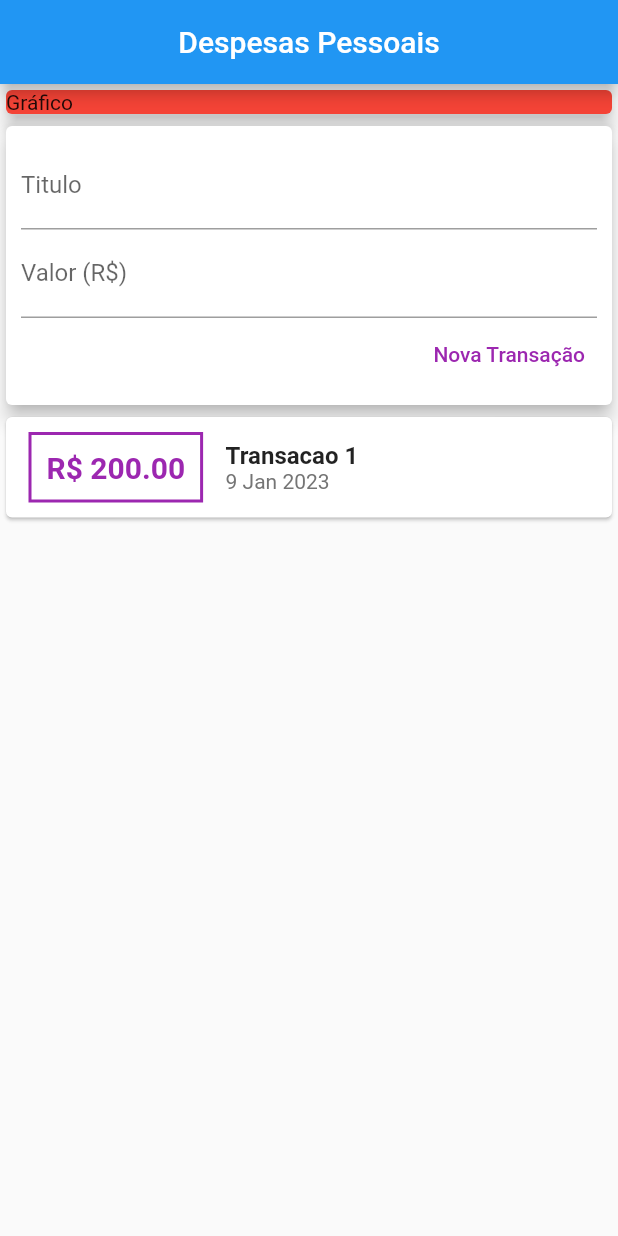
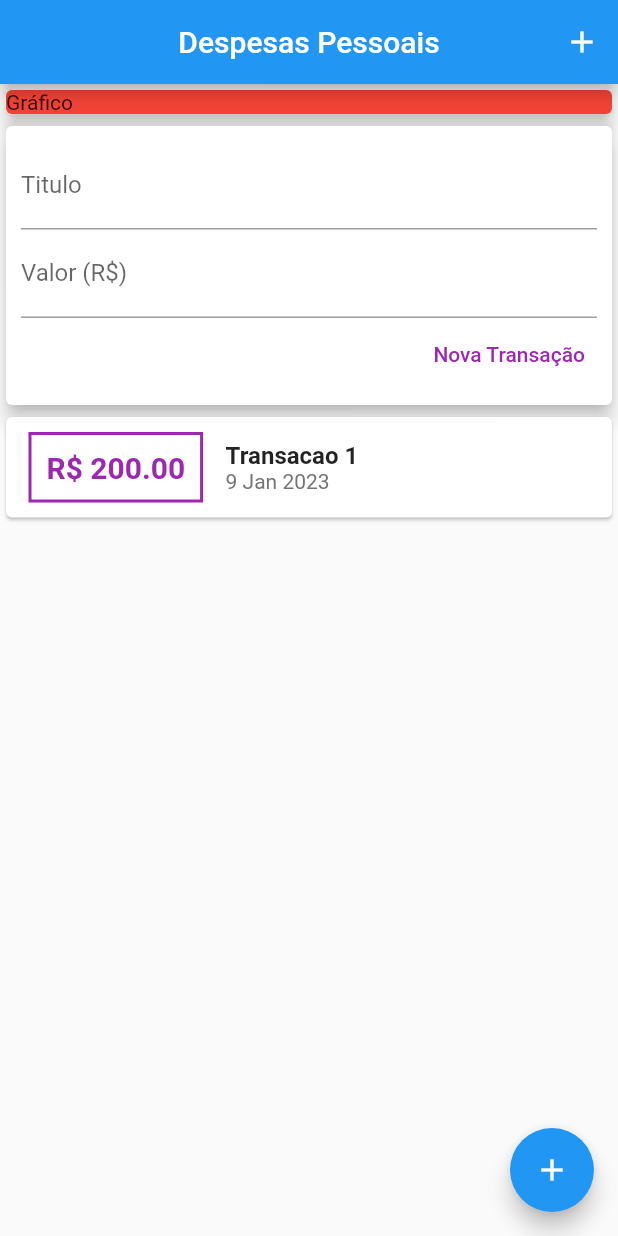
Before and after one commit to anderson-s/AppDespesasPessoais, a Flutter app: the screen it shows after launch, on a phone screen of 412 x 824 dp. Run offline on Flutter 3.47's test engine with Material 2 defaults, Android fonts, the phone set to English and light mode, and no system bars.

Commit message:
Adicionando botões para adicionar transações

```diff
--- a/lib/view/home.dart
+++ b/lib/view/home.dart
@@ -10,6 +10,7 @@ class Home extends StatelessWidget {
       appBar: AppBar(
         title: const Text("Despesas Pessoais"),
         centerTitle: true,
+        actions: [IconButton(onPressed: () {}, icon: const Icon(Icons.add))],
       ),
       body: SingleChildScrollView(
         child: Column(
@@ -28,6 +29,11 @@ class Home extends StatelessWidget {
           ],
         ),
       ),
+      floatingActionButton: FloatingActionButton(
+        onPressed: () {},
+        child: const Icon(Icons.add),
+      ),
+      // floatingActionButtonLocation: FloatingActionButtonLocation.centerDocked,
     );
   }
 }
```
